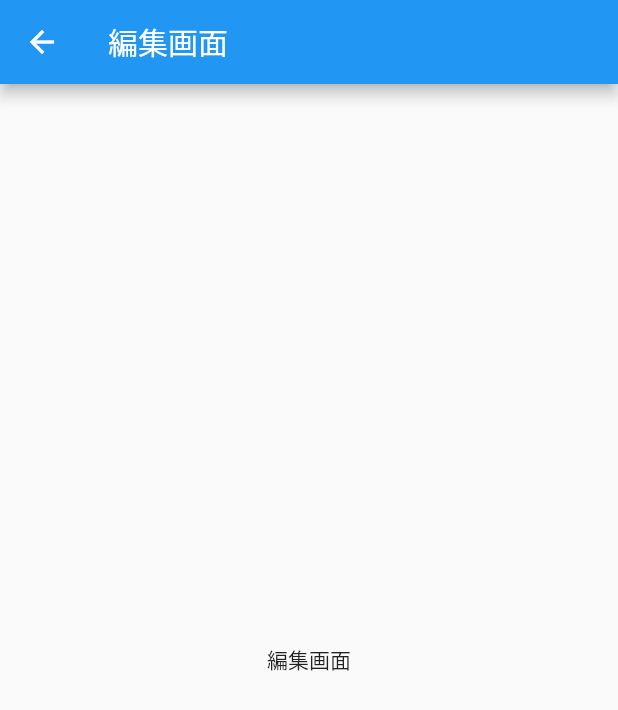
After one commit to shunking-tech/kyouzai_record, a Flutter app: the screen it shows after launch, after a tap on the "edit" icon, on a phone screen of 412 x 824 dp. The commit adds this screen. Shown: the top 710 px of the screen. Run offline on Flutter 3.47's test engine with Material 2 defaults, Android fonts, the phone set to English and light mode, and no system bars.

Commit message:
新しく編集画面を作る 編集画面への遷移を実装

```diff
--- /dev/null
+++ b/lib/page/edit_data.dart
@@ -0,0 +1,22 @@
+import 'package:flutter/material.dart';
+
+class EditData extends StatefulWidget {
+  const EditData({Key? key}) : super(key: key);
+
+  @override
+  State<EditData> createState() => _EditDataState();
+}
+
+class _EditDataState extends State<EditData> {
+  @override
+  Widget build(BuildContext context) {
+    return Scaffold(
+      appBar: AppBar(
+        title: Text("編集画面"),
+      ),
+      body: Center(
+        child: Text("編集画面"),
+      ),
+    );
+  }
+}
--- a/lib/page/home.dart
+++ b/lib/page/home.dart
@@ -1,4 +1,5 @@
 import 'package:flutter/material.dart';
+import 'package:kouzai_record/page/edit_data.dart';
 
 class Home extends StatefulWidget {
   const Home({Key? key}) : super(key: key);
@@ -17,6 +18,14 @@ class _HomeState extends State<Home> {
       body: Center(
         child: Text("text"),
       ),
+      floatingActionButton: FloatingActionButton(
+        child: Icon(Icons.edit),
+        onPressed: () {
+          Navigator.push(context, MaterialPageRoute(
+              builder: (context) => EditData()
+          ));
+        },
+      ),
     );
   }
 }
```
